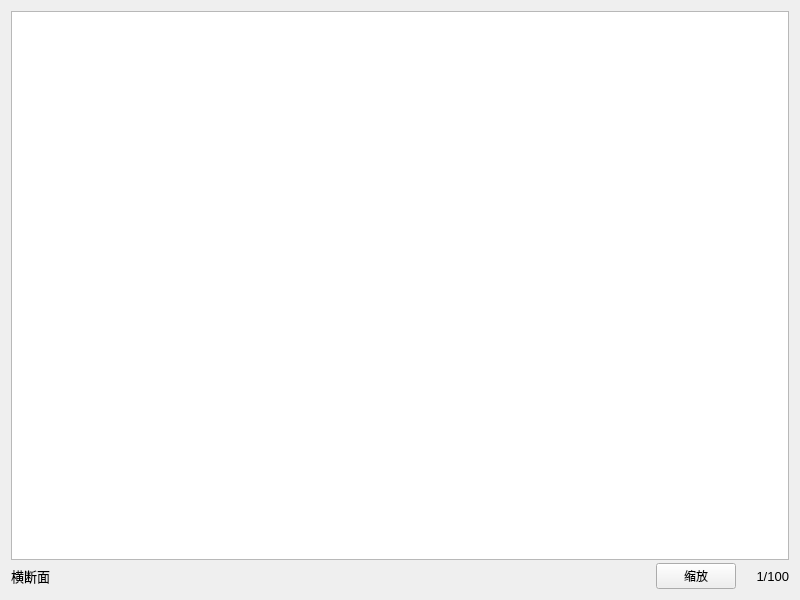
Old version of the form ui/Displayer2D.ui in the repository Oorobot/Vis_Qt5.
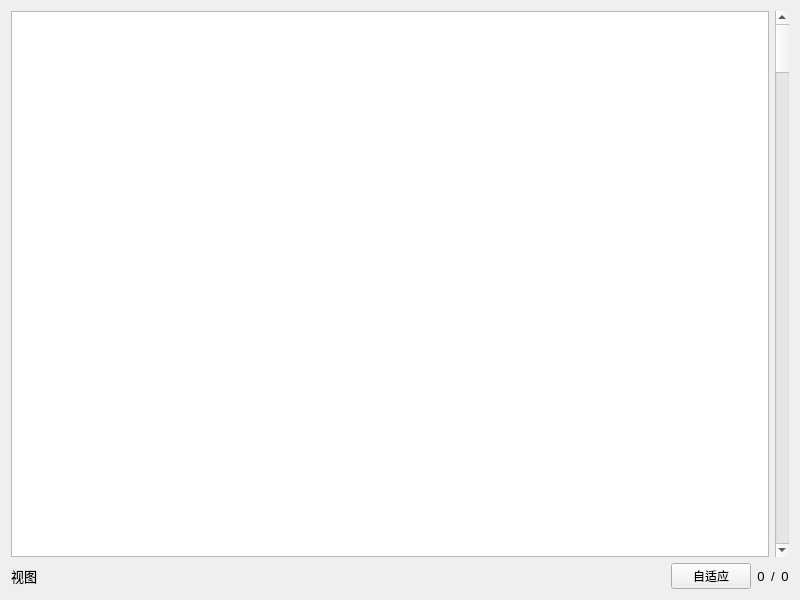
New version of the form.

Patch:
```diff
--- a/ui/Displayer2D.ui
+++ b/ui/Displayer2D.ui
@@ -10,32 +10,34 @@
     <height>600</height>
    </rect>
   </property>
+  <property name="sizePolicy">
+   <sizepolicy hsizetype="Preferred" vsizetype="Preferred">
+    <horstretch>0</horstretch>
+    <verstretch>0</verstretch>
+   </sizepolicy>
+  </property>
   <property name="windowTitle">
    <string>displayWindow</string>
   </property>
-  <layout class="QVBoxLayout" name="verticalLayout_2">
-   <item>
+  <layout class="QGridLayout" name="gridLayout">
+   <item row="0" column="0">
     <layout class="QVBoxLayout" name="verticalLayout">
-     <property name="spacing">
-      <number>3</number>
-     </property>
      <item>
-      <widget class="QGraphicsView" name="imageDisplay"/>
+      <layout class="QHBoxLayout" name="horizontalLayout1">
+       <item>
+        <widget class="QGraphicsView" name="imageDisplay"/>
+       </item>
+       <item>
+        <widget class="QScrollBar" name="imageScroll">
+         <property name="orientation">
+          <enum>Qt::Vertical</enum>
+         </property>
+        </widget>
+       </item>
+      </layout>
      </item>
      <item>
       <layout class="QHBoxLayout" name="horizontalLayout">
-       <property name="spacing">
-        <number>20</number>
-       </property>
-       <property name="leftMargin">
-        <number>0</number>
-       </property>
-       <property name="topMargin">
-        <number>0</number>
-       </property>
-       <property name="rightMargin">
-        <number>0</number>
-       </property>
        <item>
         <widget class="QLabel" name="viewInformation">
          <property name="font">
@@ -44,7 +46,10 @@
           </font>
          </property>
          <property name="text">
-          <string>横断面</string>
+          <string>视图</string>
+         </property>
+         <property name="alignment">
+          <set>Qt::AlignCenter</set>
          </property>
         </widget>
        </item>
@@ -64,8 +69,11 @@
        <item>
         <widget class="QPushButton" name="zoomBtn">
          <property name="text">
-          <string>缩放</string>
+          <string>自适应</string>
          </property>
+         <property name="checkable">
+          <bool>false</bool>
+         </property>
         </widget>
        </item>
        <item>
@@ -76,10 +84,40 @@
           </font>
          </property>
          <property name="text">
-          <string>1/100</string>
+          <string>0</string>
          </property>
          <property name="alignment">
-          <set>Qt::AlignRight|Qt::AlignTrailing|Qt::AlignVCenter</set>
+          <set>Qt::AlignCenter</set>
+         </property>
+        </widget>
+       </item>
+       <item>
+        <widget class="QLabel" name="sliceChar">
+         <property name="font">
+          <font>
+           <pointsize>10</pointsize>
+          </font>
+         </property>
+         <property name="text">
+          <string>/</string>
+         </property>
+         <property name="alignment">
+          <set>Qt::AlignCenter</set>
+         </property>
+        </widget>
+       </item>
+       <item>
+        <widget class="QLabel" name="sliceTotal">
+         <property name="font">
+          <font>
+           <pointsize>10</pointsize>
+          </font>
+         </property>
+         <property name="text">
+          <string>0</string>
+         </property>
+         <property name="alignment">
+          <set>Qt::AlignCenter</set>
          </property>
         </widget>
        </item>
```
Left out of the diff: 6 changed lines with no effect on the pictures.
